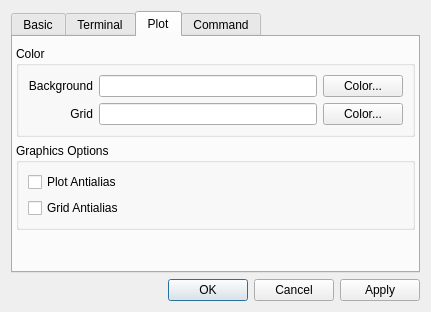
Before: the Qt Designer form SerialTool/ui/optionsbox.ui in skiars/SerialTool, drawn with Qt 5.
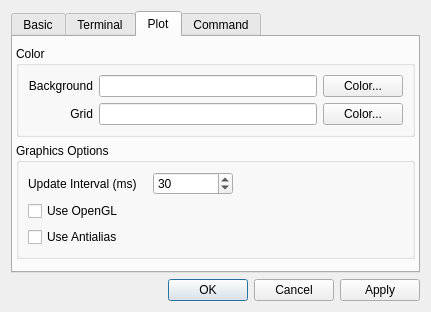
After: the same form once the commit is applied. The open tabs and pages were chosen to show the change.

Patch:
```diff
--- a/SerialTool/ui/optionsbox.ui
+++ b/SerialTool/ui/optionsbox.ui
@@ -373,21 +373,63 @@
          <property name="title">
           <string>Graphics Options</string>
          </property>
-         <layout class="QVBoxLayout" name="verticalLayout_4">
-          <item>
-           <widget class="QCheckBox" name="plotAntiBox">
+         <layout class="QGridLayout" name="gridLayout_5">
+          <property name="horizontalSpacing">
+           <number>16</number>
+          </property>
+          <item row="0" column="0">
+           <widget class="QLabel" name="label_10">
             <property name="text">
-             <string>Plot Antialias</string>
+             <string>Update Interval (ms)</string>
             </property>
            </widget>
           </item>
-          <item>
-           <widget class="QCheckBox" name="gridAntiBox">
+          <item row="3" column="0" colspan="2">
+           <widget class="QCheckBox" name="useAntiBox">
             <property name="text">
-             <string>Grid Antialias</string>
+             <string>Use Antialias</string>
             </property>
            </widget>
           </item>
+          <item row="2" column="0" colspan="2">
+           <widget class="QCheckBox" name="useOpenGLBox">
+            <property name="text">
+             <string>Use OpenGL</string>
+            </property>
+           </widget>
+          </item>
+          <item row="0" column="1">
+           <widget class="QSpinBox" name="updateIntervalBox">
+            <property name="minimumSize">
+             <size>
+              <width>80</width>
+              <height>0</height>
+             </size>
+            </property>
+            <property name="minimum">
+             <number>10</number>
+            </property>
+            <property name="maximum">
+             <number>10000</number>
+            </property>
+            <property name="value">
+             <number>30</number>
+            </property>
+           </widget>
+          </item>
+          <item row="0" column="2">
+           <spacer name="horizontalSpacer">
+            <property name="orientation">
+             <enum>Qt::Horizontal</enum>
+            </property>
+            <property name="sizeHint" stdset="0">
+             <size>
+              <width>40</width>
+              <height>20</height>
+             </size>
+            </property>
+           </spacer>
+          </item>
          </layout>
         </widget>
        </item>
```
